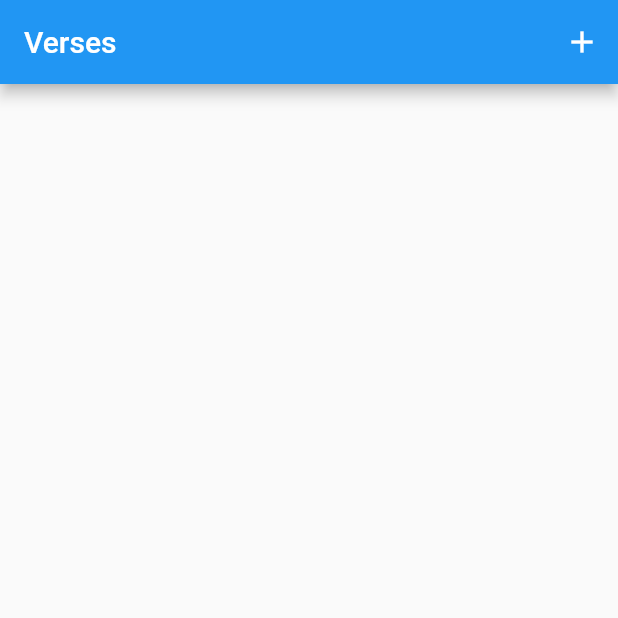
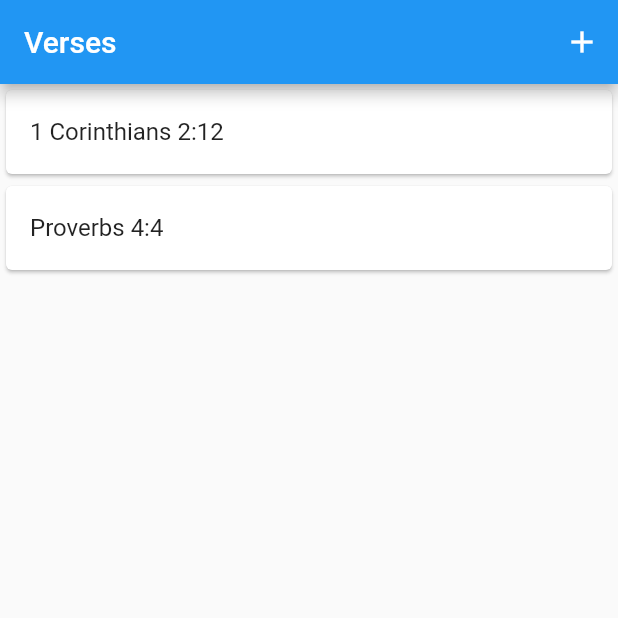
Before and after one commit to tsteward/scripture_memory_flutter, a Flutter app: the screen it shows after launch, on a phone screen of 412 x 824 dp, the top half of it. Run offline on Flutter 3.47's test engine with Material 2 defaults, Android fonts, the phone set to English and light mode, and no system bars.

Commit message:
add verse list widget

```diff
--- a/lib/screens/home_screen.dart
+++ b/lib/screens/home_screen.dart
@@ -1,4 +1,6 @@
 import 'package:flutter/material.dart';
+
+import '../widgets/verse_list_widget.dart';
 import 'add_verse_screen.dart';
 
 class HomeScreen extends StatelessWidget {
@@ -19,6 +21,7 @@ class HomeScreen extends StatelessWidget {
           ),
         ],
       ),
+      body: VerseListWidget(),
     );
   }
 }
--- /dev/null
+++ b/lib/widgets/verse_list_widget.dart
@@ -0,0 +1,28 @@
+import 'package:flutter/material.dart';
+
+import '../bible_reference/bible_reference.dart';
+
+class VerseListWidget extends StatelessWidget {
+  @override
+  Widget build(BuildContext context) {
+    var verses = <Verse>[
+      Verse(BibleBook.n1Corinthians, 2, 12),
+      Verse(BibleBook.proverbs, 4, 4),
+    ];
+    var cards = <Card>[];
+
+    for (var verse in verses) {
+      cards.add(
+        Card(
+          child: ListTile(
+            title: Text(verse.toString()),
+          ),
+        ),
+      );
+    }
+
+    return ListView(
+      children: cards,
+    );
+  }
+}
```
